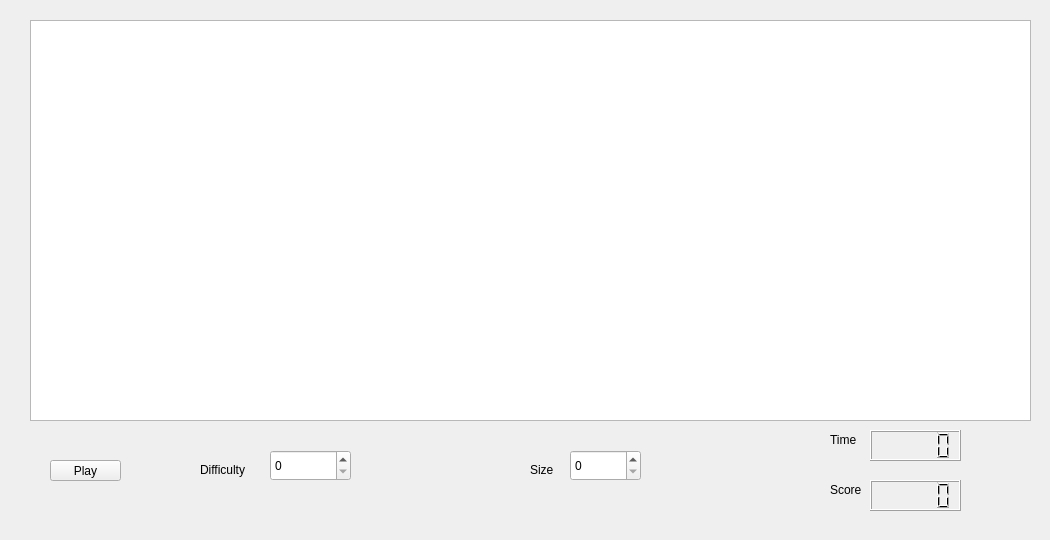
Old version of the form student/12/snake2/main_window.ui in the repository Herees/Snake.
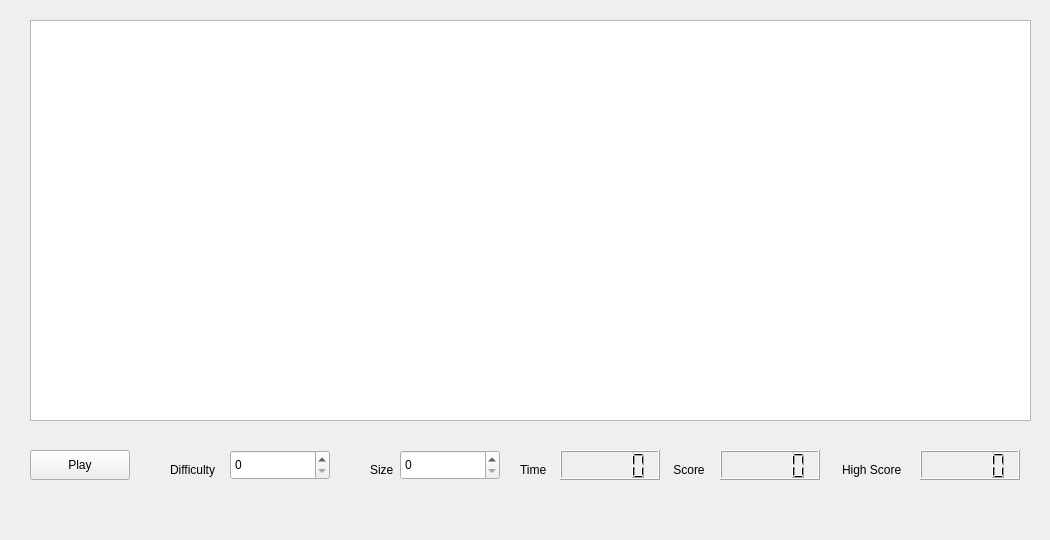
New version of the form.

Commit message: Matopeli; GameOver, pisteiden ja ajan laskeminen, uudet gameOver- viestit. Ennätyspisteet.

Patch:
```diff
--- a/student/12/snake2/main_window.ui
+++ b/student/12/snake2/main_window.ui
@@ -41,10 +41,10 @@
    <widget class="QPushButton" name="playButton">
     <property name="geometry">
      <rect>
-      <x>50</x>
-      <y>460</y>
-      <width>71</width>
-      <height>21</height>
+      <x>30</x>
+      <y>450</y>
+      <width>100</width>
+      <height>30</height>
      </rect>
     </property>
     <property name="text">
@@ -76,60 +76,60 @@
    <widget class="QSpinBox" name="spinBoxSize">
     <property name="geometry">
      <rect>
-      <x>570</x>
+      <x>400</x>
       <y>450</y>
-      <width>71</width>
-      <height>31</height>
+      <width>100</width>
+      <height>30</height>
      </rect>
     </property>
    </widget>
    <widget class="QSpinBox" name="spinBoxDifficulty">
     <property name="geometry">
      <rect>
-      <x>270</x>
+      <x>230</x>
       <y>450</y>
-      <width>81</width>
-      <height>31</height>
+      <width>100</width>
+      <height>30</height>
      </rect>
     </property>
    </widget>
    <widget class="QLCDNumber" name="lcdNumberTime">
     <property name="geometry">
      <rect>
-      <x>870</x>
-      <y>430</y>
-      <width>91</width>
-      <height>31</height>
+      <x>560</x>
+      <y>450</y>
+      <width>100</width>
+      <height>30</height>
      </rect>
     </property>
    </widget>
    <widget class="QLabel" name="labelScore">
     <property name="geometry">
      <rect>
-      <x>830</x>
-      <y>480</y>
+      <x>670</x>
+      <y>460</y>
       <width>63</width>
       <height>20</height>
      </rect>
     </property>
     <property name="text">
-     <string>Score</string>
+     <string> Score</string>
     </property>
    </widget>
    <widget class="QLCDNumber" name="lcdNumberScore">
     <property name="geometry">
      <rect>
-      <x>870</x>
-      <y>480</y>
-      <width>91</width>
-      <height>31</height>
+      <x>720</x>
+      <y>450</y>
+      <width>100</width>
+      <height>30</height>
      </rect>
     </property>
    </widget>
    <widget class="QLabel" name="labelSize">
     <property name="geometry">
      <rect>
-      <x>530</x>
+      <x>370</x>
       <y>460</y>
       <width>63</width>
       <height>20</height>
@@ -142,8 +142,8 @@
    <widget class="QLabel" name="labelTime">
     <property name="geometry">
      <rect>
-      <x>830</x>
-      <y>430</y>
+      <x>520</x>
+      <y>460</y>
       <width>63</width>
       <height>20</height>
      </rect>
@@ -155,7 +155,7 @@
    <widget class="QLabel" name="labelDifficulty">
     <property name="geometry">
      <rect>
-      <x>200</x>
+      <x>170</x>
       <y>460</y>
       <width>63</width>
       <height>20</height>
@@ -165,6 +165,29 @@
      <string>Difficulty</string>
     </property>
    </widget>
+   <widget class="QLCDNumber" name="lcdNumberHighScore">
+    <property name="geometry">
+     <rect>
+      <x>920</x>
+      <y>450</y>
+      <width>100</width>
+      <height>30</height>
+     </rect>
+    </property>
+   </widget>
+   <widget class="QLabel" name="label">
+    <property name="geometry">
+     <rect>
+      <x>842</x>
+      <y>460</y>
+      <width>71</width>
+      <height>20</height>
+     </rect>
+    </property>
+    <property name="text">
+     <string>High Score</string>
+    </property>
+   </widget>
   </widget>
  </widget>
  <resources/>
```
The commit also changes 2 other files.
